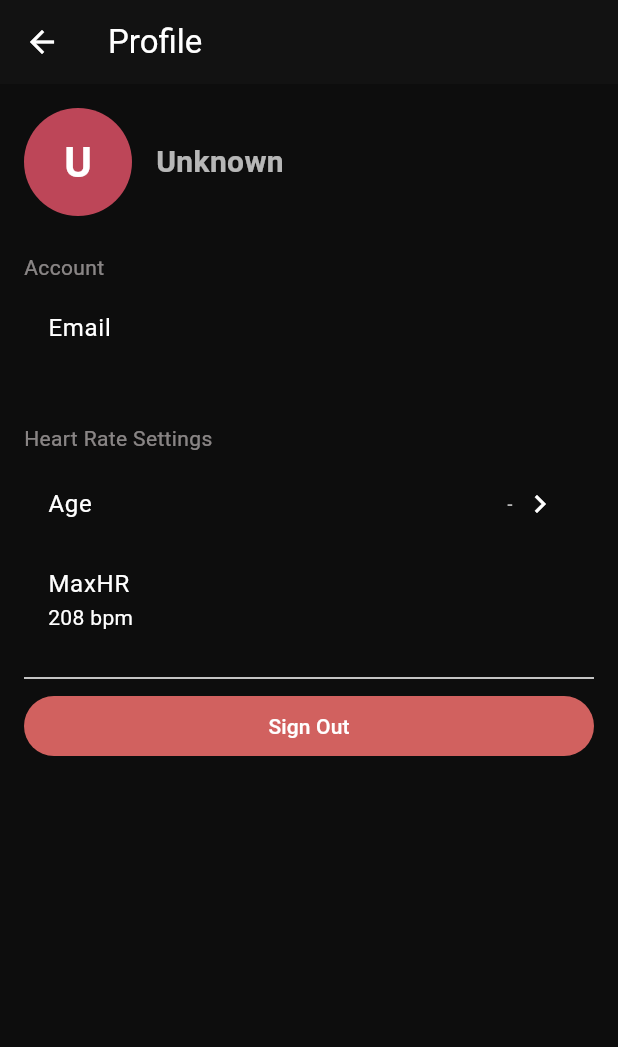
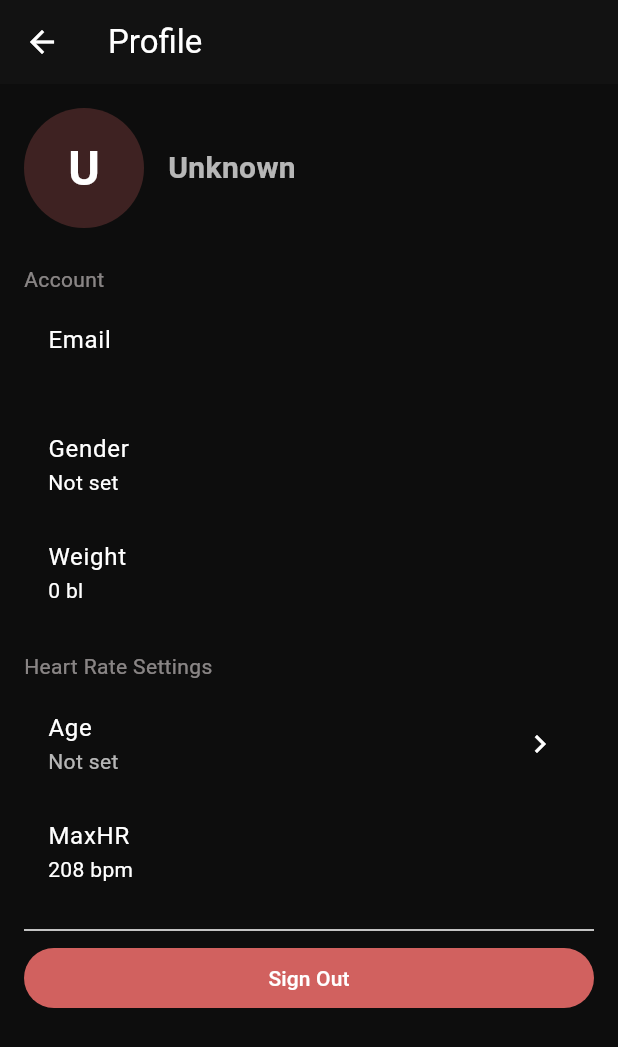
Before and after one commit to WesGitUF/WesHeartLink, a Flutter app: the ProfileScreen screen opened by its route, on a phone screen of 412 x 824 dp. Shown: the top 1047 px of the screen. Run offline on Flutter 3.47's test engine with Material 3 defaults, Android fonts, the phone set to English and light mode, and no system bars; our stand-ins replace cloud_firestore, firebase_auth, firebase_core, geolocator, google_sign_in, permission_handler and 2 more; missing offline and left inert: flutter_reactive_ble; accounts and stored records are empty.

Commit message:
update profile page

```diff
--- a/lib/screens/profile/profile_screen.dart
+++ b/lib/screens/profile/profile_screen.dart
@@ -1,5 +1,6 @@
 import 'package:flutter/material.dart';
 import 'package:firebase_auth/firebase_auth.dart';
+import 'package:cloud_firestore/cloud_firestore.dart';           // 🔹 新增
 import 'package:heart_link_app/services/auth_service.dart';
 import 'package:heart_link_app/screens/heartratedial/hr.state.dart';
 import 'package:heart_link_app/shell/app_shell.dart';
@@ -68,6 +69,7 @@ class _ProfileScreenState extends State<ProfileScreen> {
   @override
   Widget build(BuildContext context) {
     final user = _user;
+    final cs = Theme.of(context).colorScheme;
 
     return Scaffold(
       appBar: AppBar(
@@ -89,8 +91,38 @@ class _ProfileScreenState extends State<ProfileScreen> {
                 final int? age = hrState.age;
                 final int maxHr = hrState.maxHr;
 
+                // get gender and weight from Firestore
+                return StreamBuilder<DocumentSnapshot>(
+                  stream: FirebaseFirestore.instance
+                      .collection('users')
+                      .doc(user.uid)
+                      .snapshots(),
+                  builder: (context, snap) {
+                    // default texts
+                    String genderText = 'Not set';
+                    String weightText = 'Not set';
+
+                    if (snap.hasData && snap.data!.exists) {
+                      final data =
+                          snap.data!.data() as Map<String, dynamic>? ?? {};
+
+                      final gender = data['gender'];
+                      final weight = data['weight'];
+
+                      if (gender is String && gender.trim().isNotEmpty) {
+                        genderText = gender.trim();
+                      }
+                      if (weight != null) {
+                        final w = weight.toString();
+                        if (w.isNotEmpty) {
+                          weightText = '$w bl';
+                        }
+                      }
+                    }
+
                     String displayName;
-                if (user.displayName != null && user.displayName!.isNotEmpty) {
+                    if (user.displayName != null &&
+                        user.displayName!.isNotEmpty) {
                       displayName = user.displayName!;
                     } else {
                       displayName = 'Unknown';
@@ -109,12 +141,12 @@ class _ProfileScreenState extends State<ProfileScreen> {
                         Row(
                           children: [
                             CircleAvatar(
-                          radius: 36,
-                          backgroundColor: const Color(0xFFBD4658),
+                              radius: 40,
+                              backgroundColor: cs.primary.withOpacity(.25),
                               child: Text(
                                 initials,
                                 style: const TextStyle(
-                              fontSize: 28,
+                                  fontSize: 32,
                                   fontWeight: FontWeight.w700,
                                   color: Colors.white,
                                 ),
@@ -140,26 +172,30 @@ class _ProfileScreenState extends State<ProfileScreen> {
                           title: const Text('Email'),
                           subtitle: Text(user.email ?? 'Unknown'),
                         ),
+                        // Gender
+                        ListTile(
+                          title: const Text('Gender'),
+                          subtitle: Text(genderText),
+                        ),
+                        // Weight
+                        ListTile(
+                          title: const Text('Weight'),
+                          subtitle: Text(weightText),
+                        ),
 
                         const SizedBox(height: 8),
 
                         // Heart Rate Settings
                         _sectionTitle('Heart Rate Settings'),
                         ListTile(
-                      title: const Text('Age'),
-                      trailing: Row(
-                        mainAxisSize: MainAxisSize.min,
-                        children: [
-                          Text(
-                            age?.toString() ?? '-',
+                          title: const Text("Age"),
+                          subtitle: Text(
+                            age != null ? "$age years" : "Not set",
                             style: const TextStyle(color: Colors.white70),
                           ),
-                          const SizedBox(width: 6),
-                          const Icon(Icons.chevron_right),
-                        ],
-                      ),
+                          trailing: const Icon(Icons.chevron_right),
                           onTap: () => _editAge(
-                        title: 'Set Age',
+                            title: "Set Age",
                             initial: age ?? 0,
                           ),
                         ),
@@ -176,11 +212,14 @@ class _ProfileScreenState extends State<ProfileScreen> {
                           onPressed: () async {
                             await _authService.signOut();
                             if (!mounted) return;
-                        Navigator.pushReplacementNamed(context, '/login');
+                            Navigator.pushReplacementNamed(
+                                context, '/login');
                           },
                           child: const Text('Sign Out'),
                         ),
                       ],
+                    );
+                  },
                 );
               },
             ),
```
Lines whose indentation alone changed are shown as unchanged.
